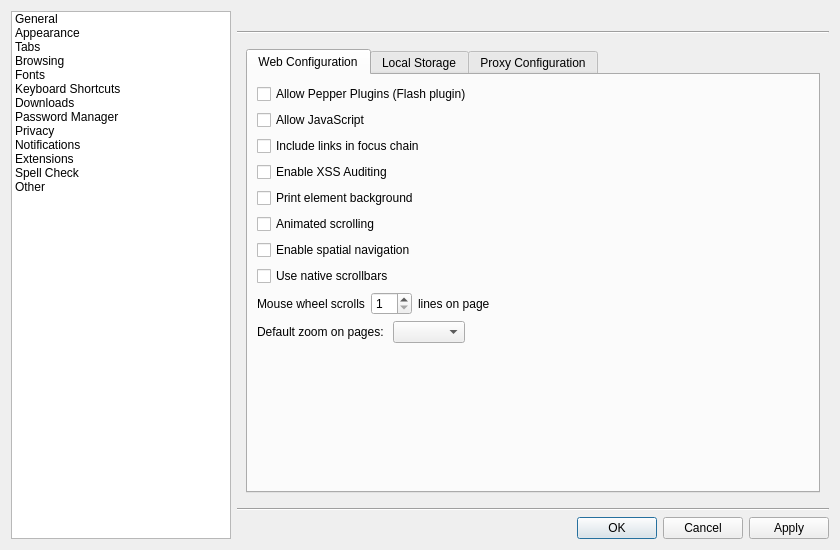
Before: the Qt Designer form src/lib/preferences/preferences.ui in dualword/QupZilla-Qt, drawn with Qt 5.
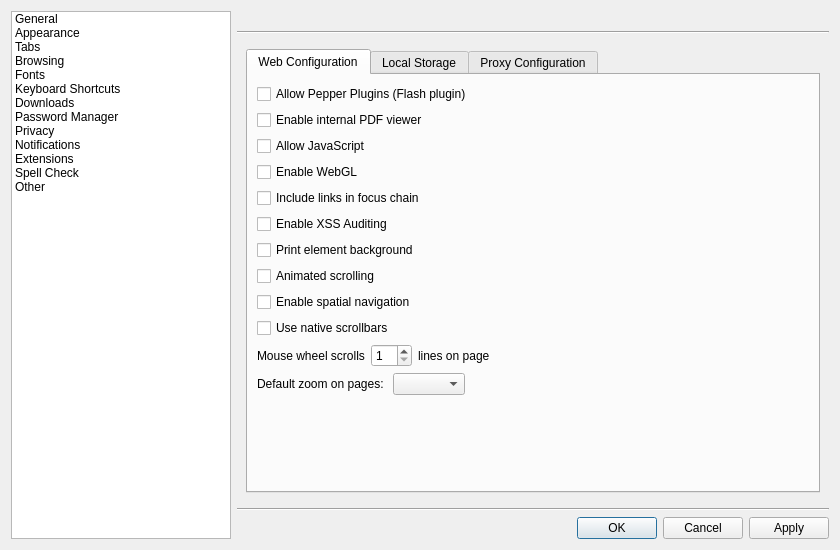
After: the same form once the commit is applied. The open tabs and pages were chosen to show the change. Custom widgets are drawn as their Qt base class.

The edit to the form file:
```diff
--- a/src/lib/preferences/preferences.ui
+++ b/src/lib/preferences/preferences.ui
@@ -1035,7 +1035,14 @@
                    </property>
                   </widget>
                  </item>
-                 <item>
+		 <item>
+		 <widget class="QCheckBox" name="allowPdf">
+		  <property name="text">
+		   <string>Enable internal PDF viewer</string>
+		  </property>
+		 </widget>
+		</item>
+		<item>
                   <widget class="QCheckBox" name="allowJavaScript">
                    <property name="text">
                     <string>Allow JavaScript</string>
@@ -1043,6 +1050,13 @@
                   </widget>
                  </item>
                  <item>
+		 <widget class="QCheckBox" name="enableWebGL">
+		  <property name="text">
+		   <string>Enable WebGL</string>
+		  </property>
+		 </widget>
+		</item>
+		<item>
                   <widget class="QCheckBox" name="linksInFocusChain">
                    <property name="text">
                     <string>Include links in focus chain</string>
```
